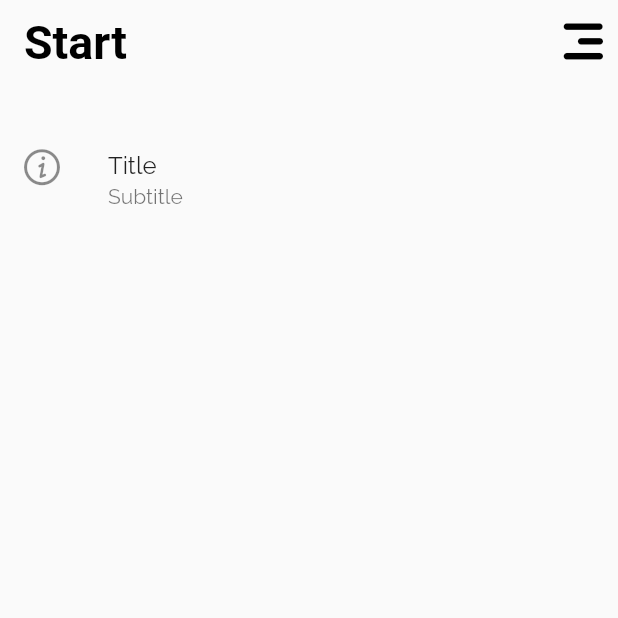
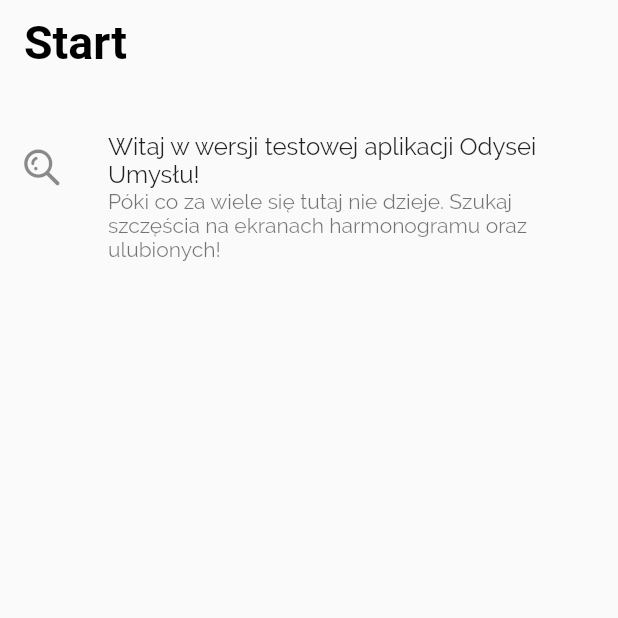
Before and after one commit to Odyssey-Of-The-Mind-Poland/odyseja-app-mobile-dev, a Flutter app: the HomePage screen opened directly, on a phone screen of 412 x 824 dp, the top half of it. Run offline on Flutter 3.47's test engine with Material 2 defaults, Android fonts, the phone set to English and light mode, and no system bars; our stand-ins replace flutter_markdown, flutter_slidable, hive, hive_flutter; missing offline and left inert: strings; accounts and stored records are empty; generated files the repository leaves out were written again; network calls fail.

```diff
--- a/lib/common_widgets.dart
+++ b/lib/common_widgets.dart
@@ -248,7 +248,7 @@ class _SwipeStackState extends State<SwipeStack> {
                       // info o stawieniu się
                       SizedBox(height: 8.0),
                       Text(
-                        "(Drużyna powinna się stawić na godzinę przed występem)",
+                        "(Drużyna powinna się stawić na 15 minut przed występem)",
                         textAlign: TextAlign.center,
                         style: TextStyle(
                           color: _faved ? Color(0xFFFF951A) : Colors.white,
--- a/lib/home.dart
+++ b/lib/home.dart
@@ -1,23 +1,23 @@
 import 'package:flutter/material.dart';
 import 'package:ootm_app/ootm_icon_pack.dart';
-import 'package:provider/provider.dart';
+// import 'package:provider/provider.dart';
 import 'common_widgets.dart';
 
 class HomePage extends StatelessWidget {
   @override
     Widget build(BuildContext context) {
-      final endDrawerProvider = Provider.of<EndDrawerProvider>(context);
+      // final endDrawerProvider = Provider.of<EndDrawerProvider>(context);
       return Scaffold(
         appBar: AppBarOotm(
           leadingIcon: false,
           title: Text("Start"),
-          actions: <Widget>[
-            IconButton(
-              disabledColor: Colors.black,
-              icon: Icon(OotmIconPack.menu),
-              onPressed: () => endDrawerProvider.change()
-            )
-          ],
+          // actions: <Widget>[
+          //   IconButton(
+          //     disabledColor: Colors.black,
+          //     icon: Icon(OotmIconPack.menu),
+          //     onPressed: () => endDrawerProvider.change()
+          //   )
+          // ],
         ),
         // body: Text("Home"));
         // body: Padding(
@@ -30,9 +30,9 @@ class HomePage extends StatelessWidget {
         //   ),
         // )
         body: ListTile(
-          leading: Icon(OotmIconPack.navbar_info),
-          subtitle: Text("Subtitle"),
-          title: Text("Title"),
+          leading: Icon(OotmIconPack.search),
+          title: Text("Witaj w wersji testowej aplikacji Odysei Umysłu!"),
+          subtitle: Text("Póki co za wiele się tutaj nie dzieje. Szukaj szczęścia na ekranach harmonogramu oraz ulubionych!"),
         ),
         );
     }
```
Also changed, not shown: lib/main.dart (+85 -81 lines), pubspec.lock.
